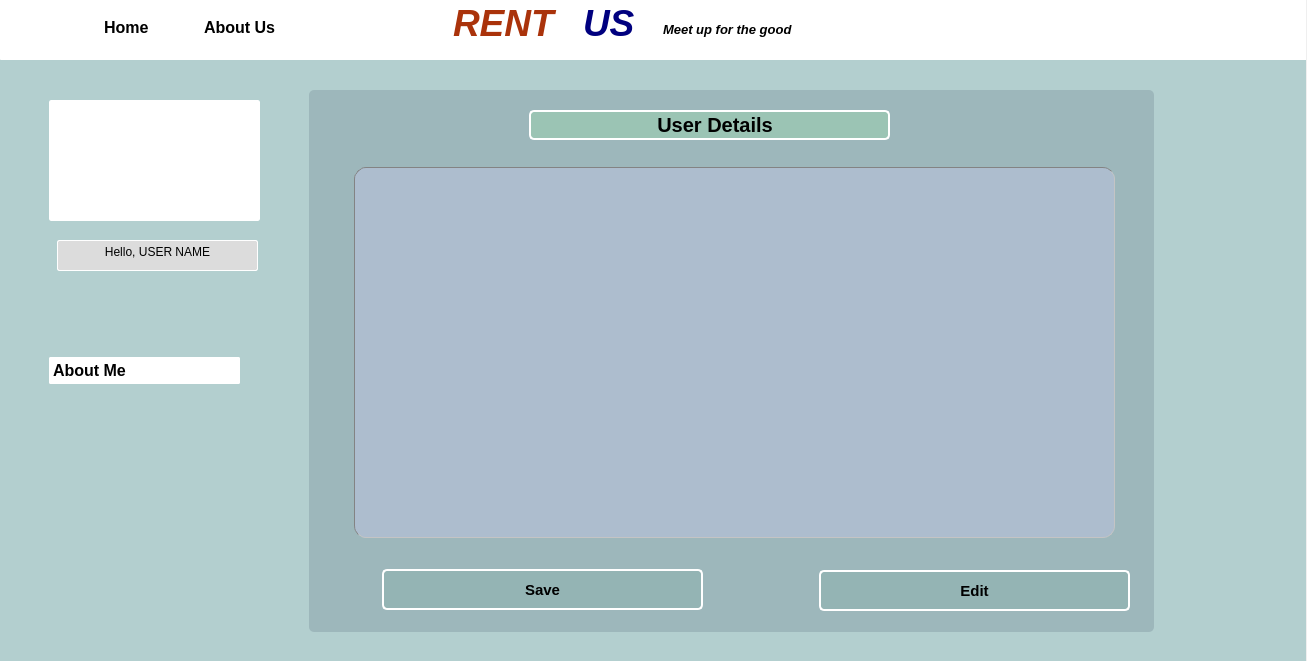
First picture: the form in user_details.ui, repository kausik10/RentUs, before the edit.
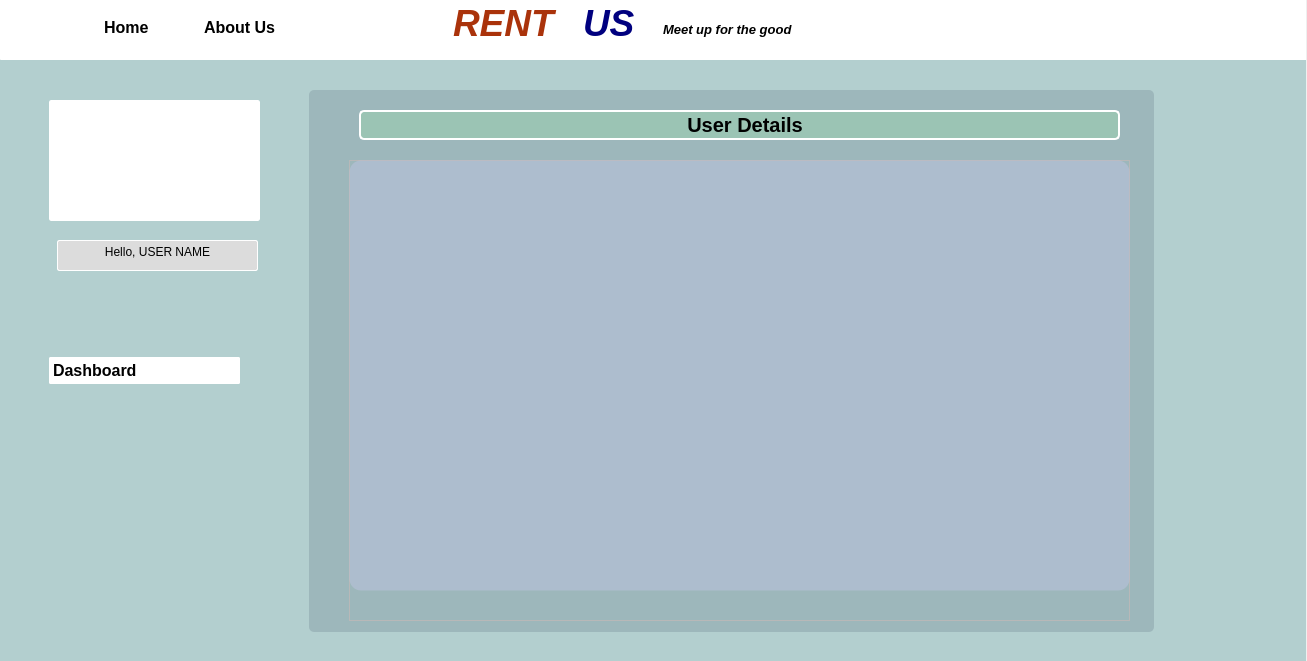
Second picture: the form after the edit. Icons and pictures are not drawn.

The edit to the form file:
```diff
--- a/user_details.ui
+++ b/user_details.ui
@@ -243,11 +243,11 @@
 }</string>
         </property>
         <property name="text">
-         <string>About Me</string>
+         <string>Dashboard</string>
         </property>
         <property name="icon">
-         <iconset>
-          <normaloff>images/report.png</normaloff>images/report.png</iconset>
+         <iconset resource="src.qrc">
+          <normaloff>:/image/images/dashboard.png</normaloff>:/image/images/dashboard.png</iconset>
         </property>
        </widget>
       </item>
@@ -371,82 +371,12 @@
       <string/>
      </property>
     </widget>
-    <widget class="QPushButton" name="pushButton_5">
-     <property name="geometry">
-      <rect>
-       <x>820</x>
-       <y>570</y>
-       <width>311</width>
-       <height>41</height>
-      </rect>
-     </property>
-     <property name="font">
-      <font>
-       <pointsize>11</pointsize>
-       <bold>true</bold>
-      </font>
-     </property>
-     <property name="styleSheet">
-      <string notr="true">#pushButton_5
-{
-border-radius: 5px;
-border: 2px solid white;
-background-color: rgba(109, 166, 147, 45);
-text-align: center;
-
-}
-
-#pushButton_5:hover
-{
-background-color: rgba(209, 66, 47, 50);
-color: rgb(255,255,255);
-}</string>
-     </property>
-     <property name="text">
-      <string>Edit</string>
-     </property>
-    </widget>
-    <widget class="QPushButton" name="pushButton">
-     <property name="geometry">
-      <rect>
-       <x>383</x>
-       <y>569</y>
-       <width>321</width>
-       <height>41</height>
-      </rect>
-     </property>
-     <property name="font">
-      <font>
-       <pointsize>11</pointsize>
-       <bold>true</bold>
-      </font>
-     </property>
-     <property name="styleSheet">
-      <string notr="true">#pushButton
-{
-border-radius: 5px;
-border: 2px solid white;
-background-color: rgba(109, 166, 147, 45);
-text-align: center;
-
-}
-
-#pushButton:hover
-{
-background-color: rgba(209, 66, 47, 50);
-color: rgb(255,255,255);
-}</string>
-     </property>
-     <property name="text">
-      <string>Save</string>
-     </property>
-    </widget>
     <widget class="QPushButton" name="pushButton_2">
      <property name="geometry">
       <rect>
-       <x>530</x>
+       <x>360</x>
        <y>110</y>
-       <width>361</width>
+       <width>761</width>
        <height>30</height>
       </rect>
      </property>
@@ -480,13 +410,28 @@
        <normaloff>:/image/images/report.png</normaloff>:/image/images/report.png</iconset>
      </property>
     </widget>
+    <widget class="QFrame" name="frame">
+     <property name="geometry">
+      <rect>
+       <x>350</x>
+       <y>160</y>
+       <width>781</width>
+       <height>461</height>
+      </rect>
+     </property>
+     <property name="frameShape">
+      <enum>QFrame::StyledPanel</enum>
+     </property>
+     <property name="frameShadow">
+      <enum>QFrame::Raised</enum>
+     </property>
     <widget class="QTableView" name="tableView">
      <property name="geometry">
       <rect>
-       <x>355</x>
-       <y>167</y>
-       <width>761</width>
-       <height>371</height>
+        <x>0</x>
+        <y>0</y>
+        <width>781</width>
+        <height>431</height>
       </rect>
      </property>
      <property name="styleSheet">
@@ -495,9 +440,12 @@
 border-width : 1px;
 border-radius: 12px;
 
-border-style: inset;
+border-style: offset;
 </string>
      </property>
+      <property name="frameShadow">
+       <enum>QFrame::Raised</enum>
+      </property>
      <property name="dragEnabled">
       <bool>true</bool>
      </property>
@@ -505,7 +453,13 @@
       <bool>true</bool>
      </property>
      <property name="showGrid">
-      <bool>false</bool>
+       <bool>true</bool>
+      </property>
+      <property name="gridStyle">
+       <enum>Qt::NoPen</enum>
+      </property>
+      <property name="sortingEnabled">
+       <bool>true</bool>
      </property>
      <attribute name="horizontalHeaderVisible">
       <bool>true</bool>
@@ -519,12 +473,19 @@
      <attribute name="horizontalHeaderShowSortIndicator" stdset="0">
       <bool>true</bool>
      </attribute>
+      <attribute name="horizontalHeaderStretchLastSection">
+       <bool>false</bool>
+      </attribute>
      <attribute name="verticalHeaderVisible">
       <bool>false</bool>
      </attribute>
      <attribute name="verticalHeaderHighlightSections">
       <bool>false</bool>
      </attribute>
+      <attribute name="verticalHeaderStretchLastSection">
+       <bool>false</bool>
+      </attribute>
+     </widget>
     </widget>
     <zorder>label_3</zorder>
     <zorder>plainTextEdit</zorder>
@@ -536,10 +497,8 @@
     <zorder>textEdit_2</zorder>
     <zorder>textEdit_5</zorder>
     <zorder>textEdit_6</zorder>
-    <zorder>pushButton_5</zorder>
-    <zorder>pushButton</zorder>
     <zorder>pushButton_2</zorder>
-    <zorder>tableView</zorder>
+    <zorder>frame</zorder>
    </widget>
   </widget>
  </widget>
```
Lines whose indentation alone changed are shown as unchanged.
